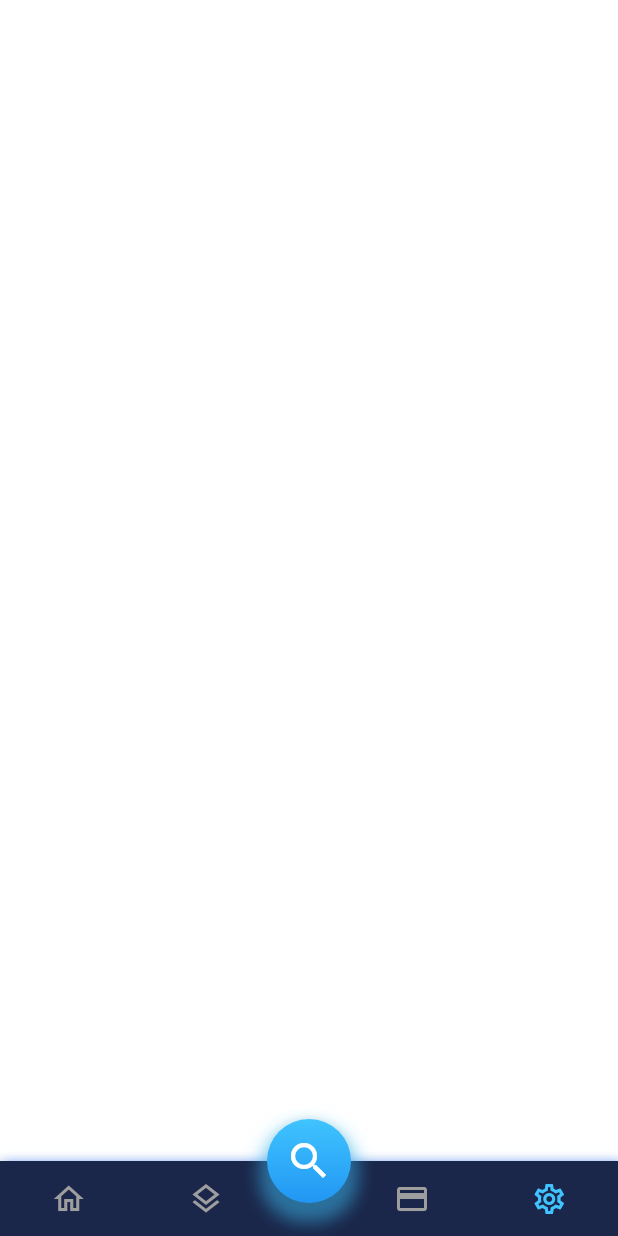
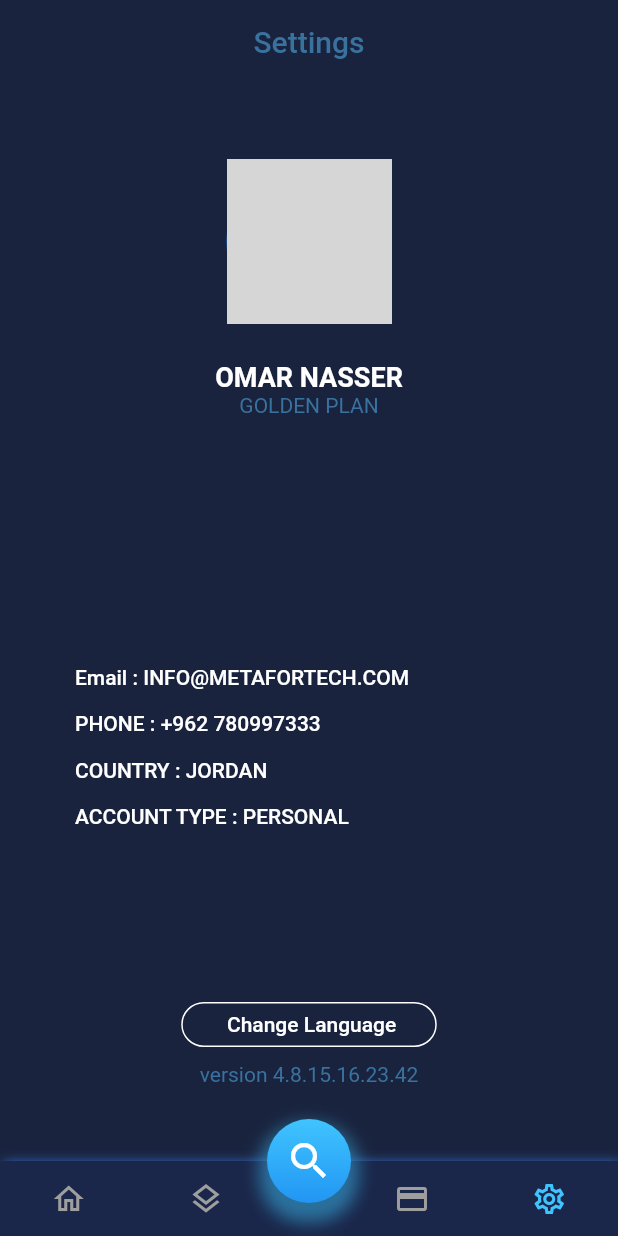
Before and after one commit to MomenF/palladium, a Flutter app: the screen it shows after launch, item 4 of the bottom bar chosen, on a phone screen of 412 x 824 dp. Run offline on Flutter 3.47's test engine with Material 2 defaults, Android fonts, the phone set to English and light mode, and no system bars; network calls fail; grey boxes are pictures that could not be loaded.

```diff
--- a/lib/screens/setting_screen.dart
+++ b/lib/screens/setting_screen.dart
@@ -8,166 +8,120 @@ class SettingScreen extends StatefulWidget {
 }
 
 class _SettingScreenState extends State<SettingScreen> {
+
+  String imgUrl = "https://alfaruq.de/wp-content/uploads/2020/08/Gebet_4Webseite.jpg";
+
   @override
   Widget build(BuildContext context) {
-    return Container(
+    return SafeArea(
+      child: Scaffold(
+        backgroundColor: Color(0xff19233E),
+        appBar: AppBar(
+          title: Text("Settings",style: TextStyle(color: Color(0xff39719F)),),
+          centerTitle: true,
+          elevation: 0,
+          backgroundColor: Color(0xff19233E),
+        ),
+        body: Container(
+          padding: const EdgeInsets.all(50.0),
+          child: Column(
+            crossAxisAlignment: CrossAxisAlignment.center,
+            mainAxisAlignment: MainAxisAlignment.spaceBetween,
+            children: [
+              Column(
+                children: [
+                  Center(child: profileImage(imgURL: imgUrl ,radius: 55.0)),
+                  SizedBox(height: 25.0,),
+                  Text("OMAR NASSER",style: TextStyle(color: Colors.white,fontSize: 18,fontWeight: FontWeight.bold),),
+                  Text("GOLDEN PLAN",style: TextStyle(color: Color(0xff39719F) ,fontSize: 14),),
+                  SizedBox(height: 50.0,),
+                ],
+              ),
+              Column(
+                children: [
+                  Row(
+                    mainAxisAlignment: MainAxisAlignment.start,
+                    children: [
+                      Text("Email : ",style: TextStyle(color: Colors.white,fontSize: 14,fontWeight: FontWeight.w500),),
+                      Text("INFO@METAFORTECH.COM",style: TextStyle(color: Colors.white,fontSize: 14,fontWeight: FontWeight.w500)),
+                    ],
+                  ),
+                  SizedBox(height: 15.0,),
+                  Row(
+                    mainAxisAlignment: MainAxisAlignment.start,
+                    children: [
+                      Text("PHONE : ",style: TextStyle(color: Colors.white,fontSize: 14,fontWeight: FontWeight.w500),),
+                      Text("+962 780997333",style: TextStyle(color: Colors.white,fontSize: 14,fontWeight: FontWeight.w500)),
+                    ],
+                  ),
+                  SizedBox(height: 15.0,),
+                  Row(
+                    mainAxisAlignment: MainAxisAlignment.start,
+                    children: [
+                      Text("COUNTRY : ",style: TextStyle(color: Colors.white,fontSize: 14,fontWeight: FontWeight.w500),),
+                      Text("JORDAN",style: TextStyle(color: Colors.white,fontSize: 14,fontWeight: FontWeight.w500)),
+                    ],
+                  ),
+                  SizedBox(height: 15.0,),
+                  Row(
+                    mainAxisAlignment: MainAxisAlignment.start,
+                    children: [
+                      Text("ACCOUNT TYPE : ",style: TextStyle(color: Colors.white,fontSize: 14,fontWeight: FontWeight.w500),),
+                      Text("PERSONAL",style: TextStyle(color: Colors.white,fontSize: 14,fontWeight: FontWeight.w500)),
+                    ],
+                  ),
+                ],
+              ),
+              Column(
+                children: [
+                  Container(
+                    padding:EdgeInsets.symmetric(vertical: 0,horizontal: 10.0) ,
+                    height: 30.0,
+                    decoration: BoxDecoration(
+                        border: Border.all(color: Colors.white,width: 1.0),
+                        borderRadius: BorderRadius.circular(120.0)
+                    ),
+                    child: MaterialButton(onPressed: (){},
+                      // padding: EdgeInsets.symmetric(vertical: 0,horizontal: 10.0),
+                      child: Text(" Change Language",style: TextStyle(
+                          color: Colors.white
+                      ),),),
+                  ),
+                  SizedBox(height: 10.0,),
+                  Text("version 4.8.15.16.23.42",style: TextStyle(
+                      color: Color(0xff39719F)
+                  ))
+                ],
+              )
 
+
+
+            ],
+          ),
+        ) ,
+
+      ),
     );
   }
+
+  Widget profileImage({required String imgURL, double radius = 30.0}){
+    return Stack(
+      alignment: Alignment.bottomRight,
+      children: [
+        CircleAvatar(
+          radius: radius,
+          backgroundImage: Image.network(imgURL).image ,
+        ),
+        InkWell(
+          onTap: (){},
+          child: CircleAvatar(
+            radius: 25.0,
+            backgroundColor: Colors.white,
+            child: Icon(Icons.edit,color: Colors.black,),
+          ),
+        )
+      ],);
+  }
+
+
 }
-
-// import 'package:cached_network_image/cached_network_image.dart';
-// import 'package:flutter/material.dart';
-// import 'package:shimmer/shimmer.dart';
-//
-// class SettingScreen extends StatefulWidget {
-//   const SettingScreen({Key? key}) : super(key: key);
-//
-//   @override
-//   _SettingScreenState createState() => _SettingScreenState();
-// }
-//
-// class _SettingScreenState extends State<SettingScreen> {
-//
-//   String imgUrl = "https://alfaruq.de/wp-content/uploads/2020/08/Gebet_4Webseite.jpg";
-//
-//   @override
-//   Widget build(BuildContext context) {
-//     return SafeArea(
-//       child: Scaffold(
-//         backgroundColor: Color(0xff19233E),
-//         appBar: AppBar(
-//           title: Text("Settings",style: TextStyle(color: Color(0xff39719F)),),
-//           centerTitle: true,
-//           elevation: 0,
-//           backgroundColor: Color(0xff19233E),
-//         ),
-//         body: Container(
-//           padding: const EdgeInsets.all(50.0),
-//           child: Column(
-//             crossAxisAlignment: CrossAxisAlignment.center,
-//             mainAxisAlignment: MainAxisAlignment.spaceBetween,
-//             children: [
-//               Column(
-//                 children: [
-//                   Center(child: profileImage(imgURL: imgUrl ,radius: 55.0)),
-//                   SizedBox(height: 25.0,),
-//                   Text("OMAR NASSER",style: TextStyle(color: Colors.white,fontSize: 18,fontWeight: FontWeight.bold),),
-//                   Text("GOLDEN PLAN",style: TextStyle(color: Color(0xff39719F) ,fontSize: 14),),
-//                   SizedBox(height: 50.0,),
-//                 ],
-//               ),
-//               Column(
-//                 children: [
-//                   Row(
-//                     mainAxisAlignment: MainAxisAlignment.start,
-//                     children: [
-//                       Text("Email : ",style: TextStyle(color: Colors.white,fontSize: 14,fontWeight: FontWeight.w500),),
-//                       Text("INFO@METAFORTECH.COM",style: TextStyle(color: Colors.white,fontSize: 14,fontWeight: FontWeight.w500)),
-//                     ],
-//                   ),
-//                   SizedBox(height: 15.0,),
-//                   Row(
-//                     mainAxisAlignment: MainAxisAlignment.start,
-//                     children: [
-//                       Text("PHONE : ",style: TextStyle(color: Colors.white,fontSize: 14,fontWeight: FontWeight.w500),),
-//                       Text("+962 780997333",style: TextStyle(color: Colors.white,fontSize: 14,fontWeight: FontWeight.w500)),
-//                     ],
-//                   ),
-//                   SizedBox(height: 15.0,),
-//                   Row(
-//                     mainAxisAlignment: MainAxisAlignment.start,
-//                     children: [
-//                       Text("COUNTRY : ",style: TextStyle(color: Colors.white,fontSize: 14,fontWeight: FontWeight.w500),),
-//                       Text("JORDAN",style: TextStyle(color: Colors.white,fontSize: 14,fontWeight: FontWeight.w500)),
-//                     ],
-//                   ),
-//                   SizedBox(height: 15.0,),
-//                   Row(
-//                     mainAxisAlignment: MainAxisAlignment.start,
-//                     children: [
-//                       Text("ACCOUNT TYPE : ",style: TextStyle(color: Colors.white,fontSize: 14,fontWeight: FontWeight.w500),),
-//                       Text("PERSONAL",style: TextStyle(color: Colors.white,fontSize: 14,fontWeight: FontWeight.w500)),
-//                     ],
-//                   ),
-//                 ],
-//               ),
-//               Column(
-//                 children: [
-//                   Container(
-//                     padding:EdgeInsets.symmetric(vertical: 0,horizontal: 10.0) ,
-//                     height: 30.0,
-//                     decoration: BoxDecoration(
-//                         border: Border.all(color: Colors.white,width: 1.0),
-//                         borderRadius: BorderRadius.circular(120.0)
-//                     ),
-//                     child: MaterialButton(onPressed: (){},
-//                       // padding: EdgeInsets.symmetric(vertical: 0,horizontal: 10.0),
-//                       child: Text(" Change Language",style: TextStyle(
-//                           color: Colors.white
-//                       ),),),
-//                   ),
-//                   SizedBox(height: 10.0,),
-//                   Text("version 4.8.15.16.23.42",style: TextStyle(
-//                       color: Color(0xff39719F)
-//                   ))
-//                 ],
-//               )
-//
-//
-//
-//             ],
-//           ),
-//         ) ,
-//
-//       ),
-//     );
-//   }
-//
-//   Widget profileImage({required String imgURL, double radius = 30.0}){
-//     return CachedNetworkImage(imageUrl: imgURL,
-//       imageBuilder: (context,image){
-//         return Stack(
-//           alignment: Alignment.bottomRight,
-//           children: [
-//             CircleAvatar(
-//               radius: radius,
-//               backgroundImage: image,
-//             ),
-//             InkWell(
-//               onTap: (){},
-//               child: CircleAvatar(
-//                 radius: 25.0,
-//                 backgroundColor: Colors.white,
-//                 child: Icon(Icons.edit,color: Colors.black,),
-//               ),
-//             )
-//           ],);
-//       },
-//       placeholder: (context, url) => buildProfileShimmer(context),
-//       errorWidget: (context, url, error) => Icon(Icons.error),
-//     );
-//   }
-//
-//
-//
-//
-//
-//   Widget buildProfileShimmer(BuildContext context) {
-//     return
-//       Container(
-//         child: Shimmer.fromColors(
-//             child: CircleAvatar(
-//               radius: 30.0,
-//               backgroundColor: Colors.grey[400],
-//             ),
-//
-//             baseColor: Color(0xffCCCCCC),
-//             highlightColor: Colors.white),
-//       );
-//   }
-//
-//
-//
-//
-// }
```
Also changed, not shown: pubspec.lock.
